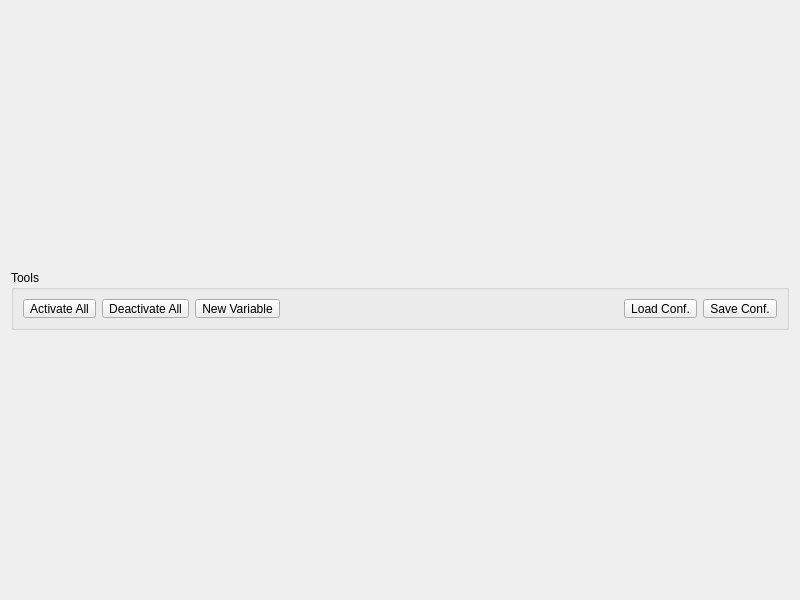
Before: the Qt Designer form NetworkViewer/ModuleConfigurationView.ui in glocklueng/openecosys, drawn with Qt 5.
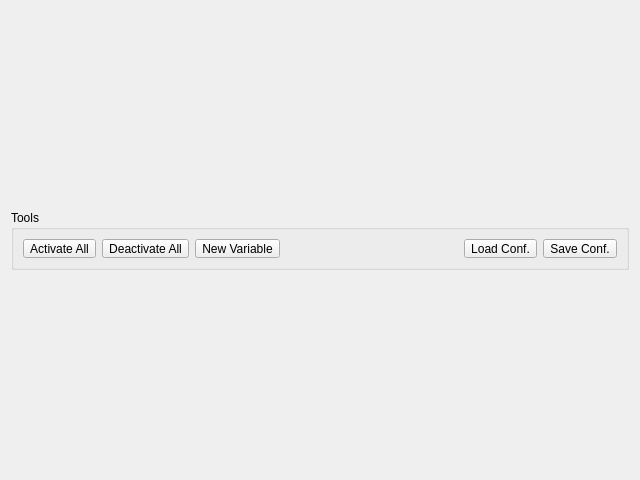
After: the same form once the commit is applied.

Commit message: Displaying configuration name. Fixed layout.

The edit to the form file:
```diff
--- a/NetworkViewer/ModuleConfigurationView.ui
+++ b/NetworkViewer/ModuleConfigurationView.ui
@@ -6,8 +6,8 @@
    <rect>
     <x>0</x>
     <y>0</y>
-    <width>800</width>
-    <height>600</height>
+    <width>640</width>
+    <height>480</height>
    </rect>
   </property>
   <property name="sizePolicy">
@@ -18,8 +18,8 @@
   </property>
   <property name="minimumSize">
    <size>
-    <width>640</width>
-    <height>480</height>
+    <width>320</width>
+    <height>240</height>
    </size>
   </property>
   <property name="maximumSize">
```
The commit also changes 11 other files.
